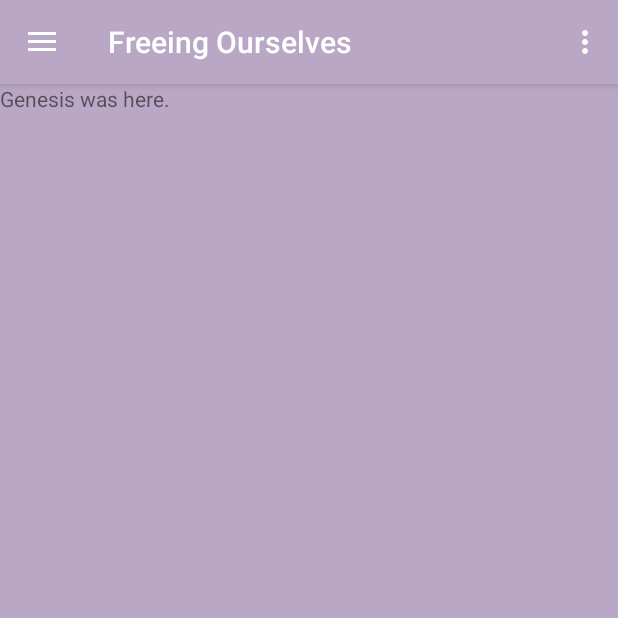
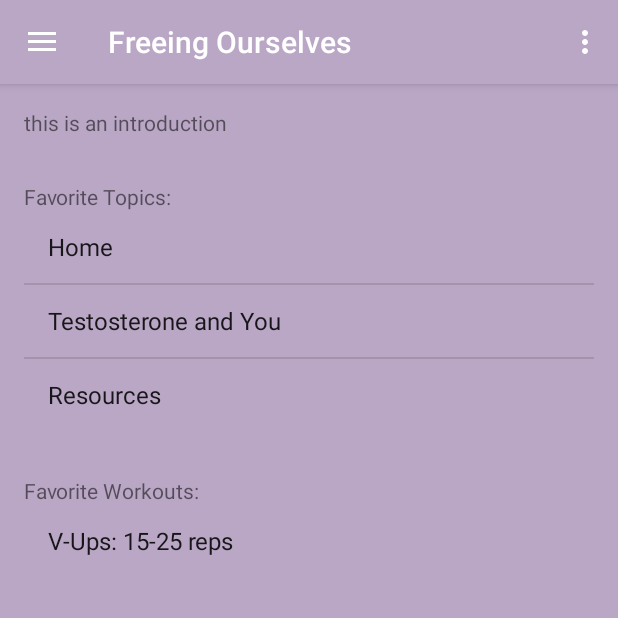
Before and after one commit to genhernandez/FreeingOurselves, an Android app: the screen it shows after launch (MainActivity), after a tap on "Home", on a phone screen of 412 x 824 dp, the top half of it. Run offline under Robolectric (Android 15) with nearby library versions, the phone set to English and light mode, and no system bars; 1 other tap on this screen came first.

Commit message:
Display favorites on home page

```diff
--- a/app/src/main/java/com/hfad/freeingourselves/FreeingOurselvesDatabaseUtilities.java
+++ b/app/src/main/java/com/hfad/freeingourselves/FreeingOurselvesDatabaseUtilities.java
@@ -40,6 +40,34 @@ final public class FreeingOurselvesDatabaseUtilities {
         } catch (SQLiteException e) {
             Log.d("getWorkoutsNames", "workout table error");
             return null;
+        }
+    }
+
+    /**
+     * Updates the favorite column for a specific topic. If a database error occurs, false is
+     * returned; the caller will need to handle this case.
+     *
+     * @param id         the topic ID
+     * @param isFavorite whether the topic is favorited
+     * @return true if successful, false otherwise
+     */
+    static boolean updateTopicsFavorite(Context context, int id, boolean isFavorite) {
+        try {
+            SQLiteOpenHelper freeingOurselvesDatabaseHelper = new FreeingOurselvesDatabaseHelper(context);
+            SQLiteDatabase db = freeingOurselvesDatabaseHelper.getReadableDatabase();
+            ContentValues topicValues = new ContentValues();
+            if (isFavorite) {
+                topicValues.put("FAVE", 1);
+            } else {
+                topicValues.put("FAVE", 0);
+            }
+            db.update(FreeingOurselvesDatabaseHelper.TOPICS, topicValues, "_id = ?",
+                    new String[]{Integer.toString(id)});
+            db.close();
+            return true;
+        } catch (SQLiteException e) {
+            Log.d("updateTopicsFavorite", "topics table error");
+            return false;
         }
     }
 
--- a/app/src/main/java/com/hfad/freeingourselves/TopFragment.java
+++ b/app/src/main/java/com/hfad/freeingourselves/TopFragment.java
@@ -1,6 +1,7 @@
 package com.hfad.freeingourselves;
 
 
+import android.app.FragmentTransaction;
 import android.content.Intent;
 import android.database.Cursor;
 import android.database.sqlite.SQLiteDatabase;
@@ -14,9 +15,15 @@ import android.view.View;
 import android.view.ViewGroup;
 import android.widget.AdapterView;
 import android.widget.CursorAdapter;
+import android.widget.FrameLayout;
 import android.widget.ListView;
 import android.widget.SimpleCursorAdapter;
+import android.widget.TextView;
 import android.widget.Toast;
+
+import org.w3c.dom.Text;
+
+import java.util.List;
 
 
 /**
@@ -24,7 +31,7 @@ import android.widget.Toast;
  */
 public class TopFragment extends Fragment {
 
-    final static String TOPIC_NUM = "topic_num";
+    final static String FAVE_NUM = "favorite_num";
 
 
     public TopFragment() {
@@ -37,27 +44,88 @@ public class TopFragment extends Fragment {
                              Bundle savedInstanceState) {
         // Inflate the layout for this fragment
         final View view = inflater.inflate(R.layout.fragment_top, container, false);
-        // Populate favorites
-        View topLayout = LayoutInflater.from(view.getContext()).inflate(R.layout.fragment_top, null);
-        ListView favoritesList = (ListView) topLayout.findViewById(R.id.favorites_list);
-        //TODO: deal with asynctasks and null
 
-        Cursor cursor = FreeingOurselvesDatabaseUtilities.getFaveTopics(view.getContext());
-        CursorAdapter favoriteAdapter = new SimpleCursorAdapter(view.getContext(),
-                android.R.layout.simple_list_item_1, cursor, new String[]{"TITLE"},
+        ListView topicsView = (ListView) view.findViewById(R.id.favorite_topics_list);
+        ListView workoutsView = (ListView) view.findViewById(R.id.favorite_workouts_list);
+
+        //TODO: delete these later
+        FreeingOurselvesDatabaseUtilities.updateTopicsFavorite(view.getContext(), 2, true);
+        FreeingOurselvesDatabaseUtilities.updateTopicsFavorite(view.getContext(), 4, true);
+        FreeingOurselvesDatabaseUtilities.updateTopicsFavorite(view.getContext(), 1, true);
+        FreeingOurselvesDatabaseUtilities.updateWorkoutFavorite(view.getContext(), 3, true);
+
+        // Show favorite topics
+        Cursor topicsCursor = FreeingOurselvesDatabaseUtilities.getFaveTopics(view.getContext());   //TODO: deal with asynctasks and null
+        CursorAdapter topicsAdapter = new SimpleCursorAdapter(view.getContext(),
+                android.R.layout.simple_list_item_1, topicsCursor, new String[]{"TITLE"},
                 new int[]{android.R.id.text1}, 0);
-        favoritesList.setAdapter(favoriteAdapter);
+        topicsView.setAdapter(topicsAdapter);
 
-        //Navigate to favorites when clicked
-        favoritesList.setOnItemClickListener(new AdapterView.OnItemClickListener() {
+        //Navigate to favorite topic when clicked
+        //TODO: broken
+        topicsView.setOnItemClickListener(new ListView.OnItemClickListener() {
             @Override
             public void onItemClick(AdapterView<?> listView, View v, int position, long id) {
-                Intent intent = new Intent(view.getContext(), TopFragment.class);
-                intent.putExtra(TOPIC_NUM, (int) id);
-                startActivity(intent);
+                selectTopicItem(position);
             }
         });
+
+        // Show favorite workouts
+        Cursor workoutsCursor = FreeingOurselvesDatabaseUtilities.getFaveWorkouts(view.getContext());   //TODO: deal with asynctasks and null
+        CursorAdapter workoutsAdapter = new SimpleCursorAdapter(view.getContext(),
+                android.R.layout.simple_list_item_1, workoutsCursor, new String[]{"NAME"},
+                new int[]{android.R.id.text1}, 0);
+        workoutsView.setAdapter(workoutsAdapter);
+
+        // Navigate to WorkoutActivity if a workout is clicked.
+        //TODO: finish this
+//        workoutsView.setOnItemClickListener(new AdapterView.OnItemClickListener() {
+//            @Override
+//            public void onItemClick(AdapterView<?> listView, View v, int position, long id) {
+//                Intent intent = new Intent(MainActivity.class, WorkoutActivity.class);
+//                intent.putExtra(WorkoutActivity.FAVE_NUM, (int) id);
+//                startActivity(intent);
+//            }
+//        });
+
         return view;
     }
 
+    private void selectWorkoutItem(int position) {
+
+    }
+
+    private void selectTopicItem(int position) {
+        Fragment fragment;
+        switch (position) {
+            case 1:
+                fragment = new TopFragment();
+                break;
+            case 2:
+                fragment = new TestosteroneFragment();
+                break;
+            case 3:
+                fragment = new HealthCareProviderFragment();
+                break;
+            case 4:
+                fragment = new ResourceListFragment();
+                break;
+            case 5:
+                fragment = new WorkoutIntroFragment();
+                break;
+            case 6:
+                fragment = new ResourceListFragment();
+                break;
+            case 7:
+                fragment = new AboutFragment();
+                break;
+            default:
+                fragment = new TopFragment();
+        }
+        FragmentTransaction ft = getFragmentManager().beginTransaction();
+        ft.replace(R.id.content_frame, fragment);
+        ft.addToBackStack(null);
+        ft.setTransition(FragmentTransaction.TRANSIT_FRAGMENT_FADE);
+        ft.commit();
+    }
 }
--- a/app/src/main/res/layout/fragment_top.xml
+++ b/app/src/main/res/layout/fragment_top.xml
@@ -1,18 +1,43 @@
-<FrameLayout xmlns:android="http://schemas.android.com/apk/res/android"
+<LinearLayout xmlns:android="http://schemas.android.com/apk/res/android"
     xmlns:tools="http://schemas.android.com/tools"
     android:layout_width="match_parent"
     android:layout_height="match_parent"
-    tools:context="com.hfad.freeingourselves.TopFragment">
+    tools:context="com.hfad.freeingourselves.TopFragment"
+    android:orientation="vertical"
+    android:id="@+id/fragment_layout"
+    android:paddingBottom="16dp"
+    android:paddingLeft="16dp"
+    android:paddingRight="16dp"
+    android:paddingTop="16dp">
 
     <TextView
         android:layout_width="match_parent"
-        android:layout_height="match_parent"
-        android:text="Genesis was here." />
+        android:layout_height="wrap_content"
+        android:id="@+id/intro"
+        android:text="@string/intro"
+        android:paddingBottom="30dp"/>
+
+    <TextView
+        android:layout_width="match_parent"
+        android:layout_height="wrap_content"
+        android:text="@string/favorite_topics"/>
 
     <ListView
         android:layout_width="match_parent"
         android:layout_height="wrap_content"
-        android:id="@+id/favorites_list">
+        android:id="@+id/favorite_topics_list"
+        android:paddingBottom="30dp">
     </ListView>
 
-</FrameLayout>
+    <TextView
+        android:layout_width="match_parent"
+        android:layout_height="wrap_content"
+        android:text="@string/favorite_workouts"/>
+
+    <ListView
+        android:layout_width="match_parent"
+        android:layout_height="wrap_content"
+        android:id="@+id/favorite_workouts_list">
+    </ListView>
+
+</LinearLayout>
--- a/app/src/main/res/values/strings.xml
+++ b/app/src/main/res/values/strings.xml
@@ -1,5 +1,10 @@
 <resources>
     <string name="app_name">Freeing Ourselves</string>
+
+    <!-- Home Page -->
+    <string name="intro">this is an introduction</string>
+    <string name="favorite_topics">Favorite Topics:</string>
+    <string name="favorite_workouts">Favorite Workouts:</string>
 
     <!-- Navigation -->
     <string name="action_settings">Settings</string>
```
Also changed, not shown: app/src/main/java/com/hfad/freeingourselves/MainActivity.java (indentation only).
